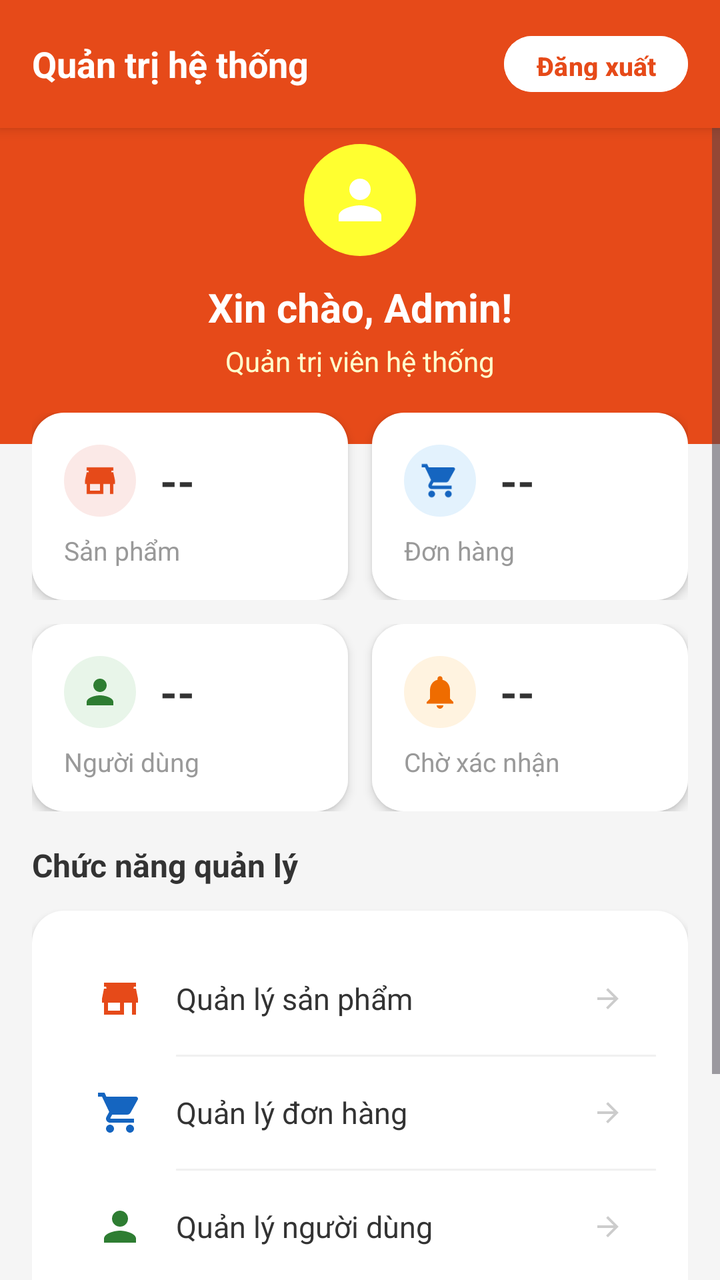
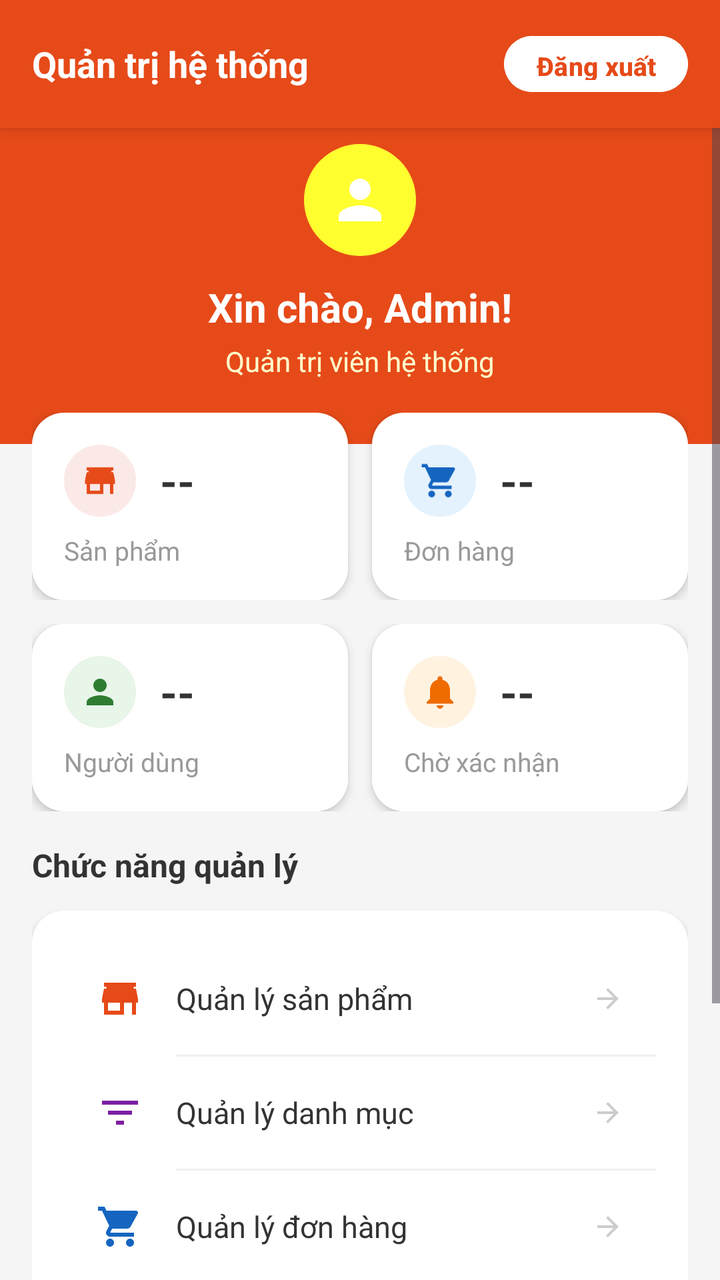

An Android layout rendered at two revisions. The XML below is the earlier revision; the diff shows what the commit changed to produce the second picture.
<!-- AndroidManifest.xml: application theme Theme.Buoi1 -->
<!-- res/layout/activity_admin.xml -->
<?xml version="1.0" encoding="utf-8"?>
<LinearLayout xmlns:android="http://schemas.android.com/apk/res/android"
    xmlns:app="http://schemas.android.com/apk/res-auto"
    android:layout_width="match_parent"
    android:layout_height="match_parent"
    android:orientation="vertical"
    android:background="#F5F5F5">

    
    <LinearLayout
        android:id="@+id/topBarAdmin"
        android:layout_width="match_parent"
        android:layout_height="?attr/actionBarSize"
        android:background="#E64A19"
        android:elevation="4dp"
        android:gravity="center_vertical"
        android:orientation="horizontal"
        android:paddingHorizontal="16dp">

        <TextView
            android:layout_width="0dp"
            android:layout_height="wrap_content"
            android:layout_weight="1"
            android:text="Quản trị hệ thống"
            android:textColor="@color/white"
            android:textSize="18sp"
            android:textStyle="bold" />

        <Button
            android:id="@+id/btnAdminLogout"
            android:layout_width="wrap_content"
            android:layout_height="36dp"
            android:backgroundTint="#FFFFFF"
            android:text="Đăng xuất"
            android:textColor="#E64A19"
            android:textSize="13sp"
            android:textStyle="bold"
            android:paddingHorizontal="16dp"
            android:minWidth="0dp"
            android:minHeight="0dp" />
    </LinearLayout>

    <ScrollView
        android:layout_width="match_parent"
        android:layout_height="match_parent">

        <LinearLayout
            android:layout_width="match_parent"
            android:layout_height="wrap_content"
            android:orientation="vertical">

            
            <LinearLayout
                android:layout_width="match_parent"
                android:layout_height="wrap_content"
                android:background="#E64A19"
                android:orientation="vertical"
                android:paddingHorizontal="24dp"
                android:paddingTop="8dp"
                android:paddingBottom="32dp"
                android:gravity="center_horizontal">

                <ImageView
                    android:layout_width="56dp"
                    android:layout_height="56dp"
                    android:src="@drawable/ic_account"
                    app:tint="#FFFFFF"
                    android:background="@drawable/bg_circle"
                    android:backgroundTint="#FFFFFF30"
                    android:padding="12dp"
                    android:layout_marginBottom="12dp" />

                <TextView
                    android:id="@+id/tvAdminWelcome"
                    android:layout_width="wrap_content"
                    android:layout_height="wrap_content"
                    android:text="Xin chào, Admin!"
                    android:textColor="#FFFFFF"
                    android:textSize="20sp"
                    android:textStyle="bold" />

                <TextView
                    android:id="@+id/tvAdminRole"
                    android:layout_width="wrap_content"
                    android:layout_height="wrap_content"
                    android:layout_marginTop="4dp"
                    android:text="Quản trị viên hệ thống"
                    android:textColor="#FFFFFFCC"
                    android:textSize="14sp" />
            </LinearLayout>

            
            <LinearLayout
                android:layout_width="match_parent"
                android:layout_height="wrap_content"
                android:orientation="vertical"
                android:layout_marginTop="-16dp"
                android:paddingHorizontal="16dp">

                
                <LinearLayout
                    android:layout_width="match_parent"
                    android:layout_height="wrap_content"
                    android:orientation="horizontal"
                    android:layout_marginBottom="12dp">

                    
                    <LinearLayout
                        android:layout_width="0dp"
                        android:layout_height="wrap_content"
                        android:layout_weight="1"
                        android:background="@drawable/bg_login_card"
                        android:elevation="3dp"
                        android:orientation="vertical"
                        android:padding="16dp"
                        android:layout_marginEnd="6dp">

                        <LinearLayout
                            android:layout_width="match_parent"
                            android:layout_height="wrap_content"
                            android:orientation="horizontal"
                            android:gravity="center_vertical">

                            <ImageView
                                android:layout_width="36dp"
                                android:layout_height="36dp"
                                android:src="@drawable/ic_store"
                                app:tint="#E64A19"
                                android:background="@drawable/bg_circle"
                                android:backgroundTint="#FBE9E7"
                                android:padding="8dp" />

                            <TextView
                                android:id="@+id/tvAdminTotalProducts"
                                android:layout_width="wrap_content"
                                android:layout_height="wrap_content"
                                android:layout_marginStart="12dp"
                                android:text="--"
                                android:textColor="#333333"
                                android:textSize="22sp"
                                android:textStyle="bold" />
                        </LinearLayout>

                        <TextView
                            android:layout_width="wrap_content"
                            android:layout_height="wrap_content"
                            android:layout_marginTop="8dp"
                            android:text="Sản phẩm"
                            android:textColor="#999999"
                            android:textSize="13sp" />
                    </LinearLayout>

                    
                    <LinearLayout
                        android:layout_width="0dp"
                        android:layout_height="wrap_content"
                        android:layout_weight="1"
                        android:background="@drawable/bg_login_card"
                        android:elevation="3dp"
                        android:orientation="vertical"
                        android:padding="16dp"
                        android:layout_marginStart="6dp">

                        <LinearLayout
                            android:layout_width="match_parent"
                            android:layout_height="wrap_content"
                            android:orientation="horizontal"
                            android:gravity="center_vertical">

                            <ImageView
                                android:layout_width="36dp"
                                android:layout_height="36dp"
                                android:src="@drawable/ic_cart"
                                app:tint="#1565C0"
                                android:background="@drawable/bg_circle"
                                android:backgroundTint="#E3F2FD"
                                android:padding="8dp" />

                            <TextView
                                android:id="@+id/tvAdminTotalOrders"
                                android:layout_width="wrap_content"
                                android:layout_height="wrap_content"
                                android:layout_marginStart="12dp"
                                android:text="--"
                                android:textColor="#333333"
                                android:textSize="22sp"
                                android:textStyle="bold" />
                        </LinearLayout>

                        <TextView
                            android:layout_width="wrap_content"
                            android:layout_height="wrap_content"
                            android:layout_marginTop="8dp"
                            android:text="Đơn hàng"
                            android:textColor="#999999"
                            android:textSize="13sp" />
                    </LinearLayout>
                </LinearLayout>

                
                <LinearLayout
                    android:layout_width="match_parent"
                    android:layout_height="wrap_content"
                    android:orientation="horizontal"
                    android:layout_marginBottom="16dp">

                    
                    <LinearLayout
                        android:layout_width="0dp"
                        android:layout_height="wrap_content"
                        android:layout_weight="1"
                        android:background="@drawable/bg_login_card"
                        android:elevation="3dp"
                        android:orientation="vertical"
                        android:padding="16dp"
                        android:layout_marginEnd="6dp">

                        <LinearLayout
                            android:layout_width="match_parent"
                            android:layout_height="wrap_content"
                            android:orientation="horizontal"
                            android:gravity="center_vertical">

                            <ImageView
                                android:layout_width="36dp"
                                android:layout_height="36dp"
                                android:src="@drawable/ic_account"
                                app:tint="#2E7D32"
                                android:background="@drawable/bg_circle"
                                android:backgroundTint="#E8F5E9"
                                android:padding="8dp" />

                            <TextView
                                android:id="@+id/tvAdminTotalUsers"
                                android:layout_width="wrap_content"
                                android:layout_height="wrap_content"
                                android:layout_marginStart="12dp"
                                android:text="--"
                                android:textColor="#333333"
                                android:textSize="22sp"
                                android:textStyle="bold" />
                        </LinearLayout>

                        <TextView
                            android:layout_width="wrap_content"
                            android:layout_height="wrap_content"
                            android:layout_marginTop="8dp"
                            android:text="Người dùng"
                            android:textColor="#999999"
                            android:textSize="13sp" />
                    </LinearLayout>

                    
                    <LinearLayout
                        android:layout_width="0dp"
                        android:layout_height="wrap_content"
                        android:layout_weight="1"
                        android:background="@drawable/bg_login_card"
                        android:elevation="3dp"
                        android:orientation="vertical"
                        android:padding="16dp"
                        android:layout_marginStart="6dp">

                        <LinearLayout
                            android:layout_width="match_parent"
                            android:layout_height="wrap_content"
                            android:orientation="horizontal"
                            android:gravity="center_vertical">

                            <ImageView
                                android:layout_width="36dp"
                                android:layout_height="36dp"
                                android:src="@drawable/ic_notification"
                                app:tint="#EF6C00"
                                android:background="@drawable/bg_circle"
                                android:backgroundTint="#FFF3E0"
                                android:padding="8dp" />

                            <TextView
                                android:id="@+id/tvAdminPendingOrders"
                                android:layout_width="wrap_content"
                                android:layout_height="wrap_content"
                                android:layout_marginStart="12dp"
                                android:text="--"
                                android:textColor="#333333"
                                android:textSize="22sp"
                                android:textStyle="bold" />
                        </LinearLayout>

                        <TextView
                            android:layout_width="wrap_content"
                            android:layout_height="wrap_content"
                            android:layout_marginTop="8dp"
                            android:text="Chờ xác nhận"
                            android:textColor="#999999"
                            android:textSize="13sp" />
                    </LinearLayout>
                </LinearLayout>

                
                <TextView
                    android:layout_width="wrap_content"
                    android:layout_height="wrap_content"
                    android:text="Chức năng quản lý"
                    android:textColor="#333333"
                    android:textSize="16sp"
                    android:textStyle="bold"
                    android:layout_marginBottom="12dp" />

                
                <LinearLayout
                    android:layout_width="match_parent"
                    android:layout_height="wrap_content"
                    android:background="@drawable/bg_login_card"
                    android:elevation="2dp"
                    android:orientation="vertical"
                    android:layout_marginBottom="16dp">

                    
                    <LinearLayout
                        android:id="@+id/btnManageProducts"
                        android:layout_width="match_parent"
                        android:layout_height="56dp"
                        android:background="?attr/selectableItemBackground"
                        android:clickable="true"
                        android:focusable="true"
                        android:gravity="center_vertical"
                        android:orientation="horizontal"
                        android:paddingHorizontal="16dp">

                        <ImageView
                            android:layout_width="24dp"
                            android:layout_height="24dp"
                            android:src="@drawable/ic_store"
                            app:tint="#E64A19" />

                        <TextView
                            android:layout_width="0dp"
                            android:layout_height="wrap_content"
                            android:layout_marginStart="16dp"
                            android:layout_weight="1"
                            android:text="Quản lý sản phẩm"
                            android:textColor="#333333"
                            android:textSize="15sp" />

                        <ImageView
                            android:layout_width="16dp"
                            android:layout_height="16dp"
                            android:src="@drawable/ic_back_arrow"
                            android:rotation="180"
                            app:tint="#CCCCCC" />
                    </LinearLayout>

                    <View
                        android:layout_width="match_parent"
                        android:layout_height="1dp"
                        android:layout_marginStart="56dp"
                        android:background="#F0F0F0" />

                    
                    <LinearLayout
                        android:layout_width="match_parent"
                        android:layout_height="56dp"
                        android:background="?attr/selectableItemBackground"
                        android:clickable="true"
                        android:focusable="true"
                        android:gravity="center_vertical"
                        android:orientation="horizontal"
                        android:paddingHorizontal="16dp">

                        <ImageView
                            android:layout_width="24dp"
                            android:layout_height="24dp"
                            android:src="@drawable/ic_cart"
                            app:tint="#1565C0" />

                        <TextView
                            android:layout_width="0dp"
                            android:layout_height="wrap_content"
                            android:layout_marginStart="16dp"
                            android:layout_weight="1"
                            android:text="Quản lý đơn hàng"
                            android:textColor="#333333"
                            android:textSize="15sp" />

                        <ImageView
                            android:layout_width="16dp"
                            android:layout_height="16dp"
                            android:src="@drawable/ic_back_arrow"
                            android:rotation="180"
                            app:tint="#CCCCCC" />
                    </LinearLayout>

                    <View
                        android:layout_width="match_parent"
                        android:layout_height="1dp"
                        android:layout_marginStart="56dp"
                        android:background="#F0F0F0" />

                    
                    <LinearLayout
                        android:layout_width="match_parent"
                        android:layout_height="56dp"
                        android:background="?attr/selectableItemBackground"
                        android:clickable="true"
                        android:focusable="true"
                        android:gravity="center_vertical"
                        android:orientation="horizontal"
                        android:paddingHorizontal="16dp">

                        <ImageView
                            android:layout_width="24dp"
                            android:layout_height="24dp"
                            android:src="@drawable/ic_account"
                            app:tint="#2E7D32" />

                        <TextView
                            android:layout_width="0dp"
                            android:layout_height="wrap_content"
                            android:layout_marginStart="16dp"
                            android:layout_weight="1"
                            android:text="Quản lý người dùng"
                            android:textColor="#333333"
                            android:textSize="15sp" />

                        <ImageView
                            android:layout_width="16dp"
                            android:layout_height="16dp"
                            android:src="@drawable/ic_back_arrow"
                            android:rotation="180"
                            app:tint="#CCCCCC" />
                    </LinearLayout>
                </LinearLayout>

                
                <LinearLayout
                    android:layout_width="match_parent"
                    android:layout_height="wrap_content"
                    android:background="@drawable/bg_login_card"
                    android:elevation="2dp"
                    android:orientation="horizontal"
                    android:padding="16dp"
                    android:gravity="center_vertical"
                    android:layout_marginBottom="24dp">

                    <ImageView
                        android:layout_width="24dp"
                        android:layout_height="24dp"
                        android:src="@drawable/ic_notification"
                        app:tint="#1565C0"
                        android:layout_marginEnd="12dp" />

                    <TextView
                        android:layout_width="0dp"
                        android:layout_height="wrap_content"
                        android:layout_weight="1"
                        android:text="Các chức năng quản lý chi tiết đang được phát triển và sẽ sớm ra mắt."
                        android:textColor="#666666"
                        android:textSize="13sp"
                        android:lineSpacingExtra="3dp" />
                </LinearLayout>

            </LinearLayout>

        </LinearLayout>
    </ScrollView>

</LinearLayout>
<!-- resources referenced by this layout -->
<resources>
  <color name="white">#FFFFFFFF</color>
  <!-- drawable bg_circle (drawable) -->
  <?xml version="1.0" encoding="utf-8"?>
  <shape xmlns:android="http://schemas.android.com/apk/res/android"
      android:shape="oval">
      <solid android:color="#F0F0F0" />
      <stroke android:width="1dp" android:color="#E0E0E0" />
      <size android:width="60dp" android:height="60dp" />
  </shape>
  <!-- drawable bg_login_card (drawable) -->
  <?xml version="1.0" encoding="utf-8"?>
  <shape xmlns:android="http://schemas.android.com/apk/res/android">
      <solid android:color="@color/colorCard" />
      <corners android:radius="16dp" />
      <padding
          android:bottom="16dp"
          android:left="16dp"
          android:right="16dp"
          android:top="16dp" />
  </shape>
  <!-- drawable ic_account (drawable) -->
  <vector xmlns:android="http://schemas.android.com/apk/res/android"
      android:width="24dp"
      android:height="24dp"
      android:viewportWidth="24"
      android:viewportHeight="24"
      android:tint="?attr/colorControlNormal">
    <path
        android:fillColor="@android:color/white"
        android:pathData="M12,12c2.21,0 4,-1.79 4,-4s-1.79,-4 -4,-4 -4,1.79 -4,4 1.79,4 4,4zM12,14c-2.67,0 -8,1.34 -8,4v2h16v-2c0,-2.66 -5.33,-4 -8,-4z"/>
  </vector>
  <!-- drawable ic_back_arrow (drawable) -->
  <vector xmlns:android="http://schemas.android.com/apk/res/android"
      android:width="24dp"
      android:height="24dp"
      android:viewportWidth="24"
      android:viewportHeight="24">
    <path
        android:fillColor="#000000"
        android:pathData="M20,11H7.83l5.59,-5.59L12,4l-8,8 8,8 1.41,-1.41L7.83,13H20v-2z"/>
  </vector>
  <!-- drawable ic_notification (drawable) -->
  <vector xmlns:android="http://schemas.android.com/apk/res/android"
      android:width="24dp"
      android:height="24dp"
      android:viewportWidth="24"
      android:viewportHeight="24"
      android:tint="?attr/colorControlNormal">
    <path
        android:fillColor="@android:color/white"
        android:pathData="M12,22c1.1,0 2,-0.9 2,-2h-4c0,1.1 0.9,2 2,2zM18,16v-5c0,-3.07 -1.63,-5.64 -4.5,-6.32V4c0,-0.83 -0.67,-1.5 -1.5,-1.5s-1.5,0.67 -1.5,1.5v0.68C7.64,5.36 6,7.92 6,11v5l-2,2v1h16v-1l-2,-2z"/>
  </vector>
  <!-- drawable ic_store (drawable) -->
  <vector xmlns:android="http://schemas.android.com/apk/res/android"
      android:width="24dp"
      android:height="24dp"
      android:viewportWidth="24"
      android:viewportHeight="24"
      android:tint="?attr/colorControlNormal">
    <path
        android:fillColor="@android:color/white"
        android:pathData="M18.36,9l0.6,-3H5.04l0.6,3H18.36zM20,4H4v2h16V4zM20,7H4l-1,5v2h1v6h10v-6h4v6h2v-6h1v-2L20,7zM6,18v-4h6v4H6z"/>
  </vector>
  <style name="Theme.Buoi1" parent="Base.Theme.Buoi1" />
  <color name="colorCard">#FFFFFF</color>
  <style name="Base.Theme.Buoi1" parent="Theme.Material3.DayNight.NoActionBar">
          
          <item name="colorPrimary">@color/colorPrimary</item>
          <item name="colorSecondary">@color/colorPrimary</item>
          <item name="colorPrimaryVariant">@color/colorButtonLight</item>
      </style>
  <color name="colorPrimary">#E64A19</color>
  <color name="colorButtonLight">#FF8A65</color>
  <!-- unchanged entries left out for length: 1 -->
</resources>

<!-- the commit's change to res/layout/activity_admin.xml (unified diff, before → after) -->
@@ -359,6 +359,47 @@
 
                     
                     <LinearLayout
+                        android:id="@+id/btnManageCategories"
+                        android:layout_width="match_parent"
+                        android:layout_height="56dp"
+                        android:background="?attr/selectableItemBackground"
+                        android:clickable="true"
+                        android:focusable="true"
+                        android:gravity="center_vertical"
+                        android:orientation="horizontal"
+                        android:paddingHorizontal="16dp">
+
+                        <ImageView
+                            android:layout_width="24dp"
+                            android:layout_height="24dp"
+                            android:src="@drawable/ic_filter"
+                            app:tint="#7B1FA2" />
+
+                        <TextView
+                            android:layout_width="0dp"
+                            android:layout_height="wrap_content"
+                            android:layout_marginStart="16dp"
+                            android:layout_weight="1"
+                            android:text="Quản lý danh mục"
+                            android:textColor="#333333"
+                            android:textSize="15sp" />
+
+                        <ImageView
+                            android:layout_width="16dp"
+                            android:layout_height="16dp"
+                            android:src="@drawable/ic_back_arrow"
+                            android:rotation="180"
+                            app:tint="#CCCCCC" />
+                    </LinearLayout>
+
+                    <View
+                        android:layout_width="match_parent"
+                        android:layout_height="1dp"
+                        android:layout_marginStart="56dp"
+                        android:background="#F0F0F0" />
+
+                    
+                    <LinearLayout
                         android:layout_width="match_parent"
                         android:layout_height="56dp"
                         android:background="?attr/selectableItemBackground"
<!-- resource entries referenced after the edit -->
@@ -41,6 +41,16 @@
         android:fillColor="#000000"
         android:pathData="M20,11H7.83l5.59,-5.59L12,4l-8,8 8,8 1.41,-1.41L7.83,13H20v-2z"/>
   </vector>
+  <!-- drawable ic_filter (drawable) -->
+  <vector xmlns:android="http://schemas.android.com/apk/res/android"
+      android:width="24dp"
+      android:height="24dp"
+      android:viewportWidth="24"
+      android:viewportHeight="24">
+    <path
+        android:fillColor="#E64A19"
+        android:pathData="M10,18h4v-2h-4v2zM3,6v2h18V6H3zM6,13h12v-2H6v2z"/>
+  </vector>
   <!-- drawable ic_notification (drawable) -->
   <vector xmlns:android="http://schemas.android.com/apk/res/android"
       android:width="24dp"
